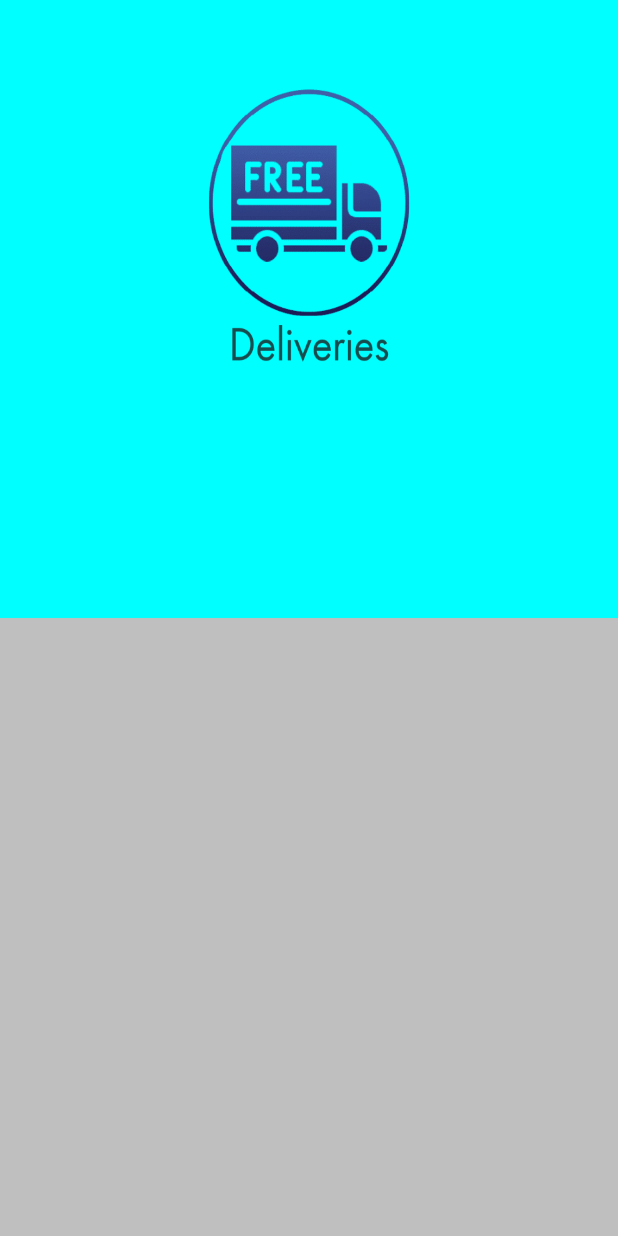
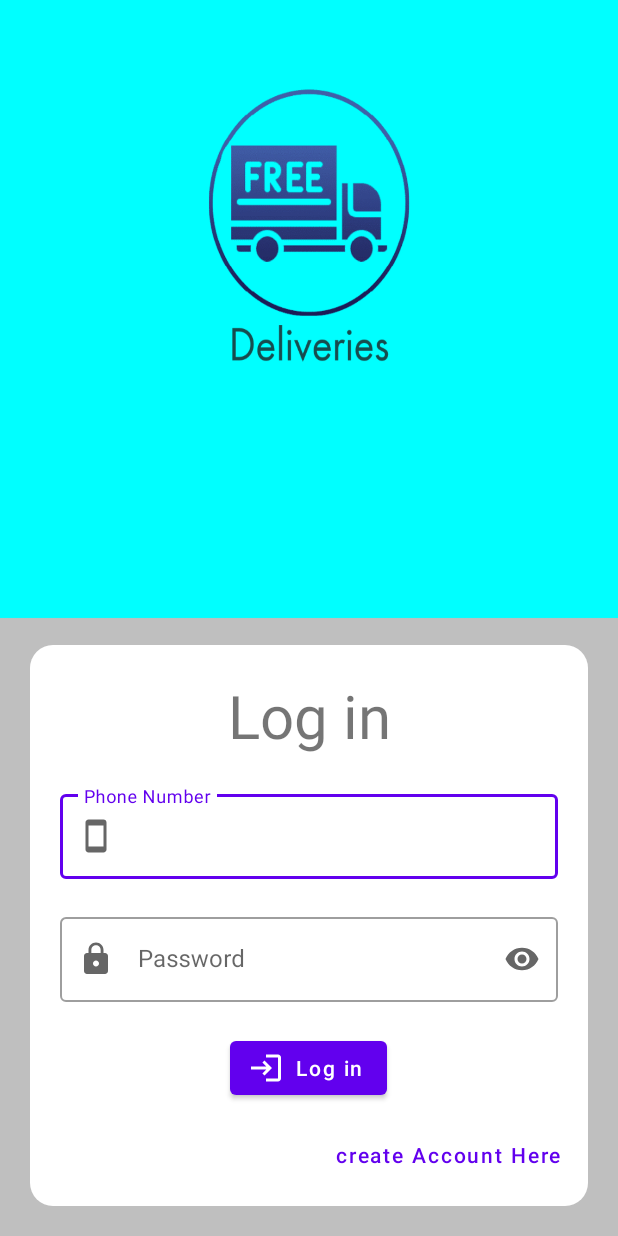
Before and after one commit to idavidkam/weDeliver, an Android app: the login screen opened directly, with no data from a screen before it, on a phone screen of 412 x 824 dp. Run offline under Robolectric (Android 15) with nearby library versions, the phone set to English and light mode, and no system bars.

Commit message:
add login page

```diff
--- a/app/src/main/java/app/shipcalc/MainActivity.kt
+++ b/app/src/main/java/app/shipcalc/MainActivity.kt
@@ -12,7 +12,7 @@ class MainActivity : AppCompatActivity() {
         supportActionBar?.hide()
 
         Handler().postDelayed({
-            val intent = Intent(this@MainActivity,HomeActivity::class.java)
+            val intent = Intent(this@MainActivity,login::class.java)
             startActivity(intent)
             finish()
         },1000)
--- /dev/null
+++ b/app/src/main/res/drawable/ic_baseline_lock_24.xml
@@ -0,0 +1,10 @@
+<vector xmlns:android="http://schemas.android.com/apk/res/android"
+    android:width="24dp"
+    android:height="24dp"
+    android:viewportWidth="24"
+    android:viewportHeight="24"
+    android:tint="?attr/colorControlNormal">
+  <path
+      android:fillColor="@android:color/white"
+      android:pathData="M18,8h-1L17,6c0,-2.76 -2.24,-5 -5,-5S7,3.24 7,6v2L6,8c-1.1,0 -2,0.9 -2,2v10c0,1.1 0.9,2 2,2h12c1.1,0 2,-0.9 2,-2L20,10c0,-1.1 -0.9,-2 -2,-2zM12,17c-1.1,0 -2,-0.9 -2,-2s0.9,-2 2,-2 2,0.9 2,2 -0.9,2 -2,2zM15.1,8L8.9,8L8.9,6c0,-1.71 1.39,-3.1 3.1,-3.1 1.71,0 3.1,1.39 3.1,3.1v2z"/>
+</vector>
--- /dev/null
+++ b/app/src/main/res/drawable/ic_baseline_login_24.xml
@@ -0,0 +1,10 @@
+<vector xmlns:android="http://schemas.android.com/apk/res/android"
+    android:width="24dp"
+    android:height="24dp"
+    android:viewportWidth="24"
+    android:viewportHeight="24"
+    android:tint="?attr/colorControlNormal">
+  <path
+      android:fillColor="@android:color/white"
+      android:pathData="M11,7L9.6,8.4l2.6,2.6H2v2h10.2l-2.6,2.6L11,17l5,-5L11,7zM20,19h-8v2h8c1.1,0 2,-0.9 2,-2V5c0,-1.1 -0.9,-2 -2,-2h-8v2h8V19z"/>
+</vector>
--- /dev/null
+++ b/app/src/main/res/drawable/ic_baseline_smartphone_24.xml
@@ -0,0 +1,10 @@
+<vector xmlns:android="http://schemas.android.com/apk/res/android"
+    android:width="24dp"
+    android:height="24dp"
+    android:viewportWidth="24"
+    android:viewportHeight="24"
+    android:tint="?attr/colorControlNormal">
+  <path
+      android:fillColor="@android:color/white"
+      android:pathData="M17,1.01L7,1c-1.1,0 -2,0.9 -2,2v18c0,1.1 0.9,2 2,2h10c1.1,0 2,-0.9 2,-2V3c0,-1.1 -0.9,-1.99 -2,-1.99zM17,19H7V5h10v14z"/>
+</vector>
--- /dev/null
+++ b/app/src/main/res/drawable/input_border.xml
@@ -0,0 +1,20 @@
+<?xml version="1.0" encoding="utf-8"?>
+<selector xmlns:android="http://schemas.android.com/apk/res/android">
+
+    <item android:state_enabled="true" android:state_focused="true">
+        <shape android:shape="rectangle">
+            <solid android:color="@color/MyColor"/>
+            <corners android:radius="10dp"/>
+            <stroke android:color="@color/purple_500" android:width="2dp"/>
+        </shape>
+    </item>
+
+    <item android:state_enabled="true">
+        <shape android:shape="rectangle">
+            <solid android:color="@color/MyColor"/>
+            <corners android:radius="10dp"/>
+            <stroke android:color="@color/cardview_dark_background" android:width="2dp"/>
+        </shape>
+    </item>
+
+</selector>
--- /dev/null
+++ b/app/src/main/res/drawable/login_signin_border.xml
@@ -0,0 +1,6 @@
+<?xml version="1.0" encoding="utf-8"?>
+<shape xmlns:android="http://schemas.android.com/apk/res/android" android:shape="rectangle">
+    <solid android:color="@android:color/white" />
+    <corners android:radius="15dp"/>
+    <padding android:bottom="10dp" android:left="10dp" android:right="10dp" android:top="10dp"/>
+</shape>
--- a/app/src/main/res/layout/activity_home.xml
+++ b/app/src/main/res/layout/activity_home.xml
@@ -6,5 +6,25 @@
     android:layout_height="match_parent"
     tools:context=".HomeActivity">
 
+    <TableLayout
+        android:layout_width="match_parent"
+        android:layout_height="match_parent"
+        android:layout_margin="30dp">
+
+            <com.google.android.material.textfield.TextInputLayout
+                android:id="@+id/tel"
+                android:layout_width="match_parent"
+                android:layout_height="wrap_content"
+                android:layout_marginStart="8dp"
+                android:layout_marginTop="8dp"
+                app:layout_constraintStart_toStartOf="parent"
+                app:layout_constraintTop_toTopOf="parent">
+
+                <com.google.android.material.textfield.TextInputEditText
+                    android:layout_width="match_parent"
+                    android:layout_height="wrap_content"
+                    android:hint="Phone Number" />
+            </com.google.android.material.textfield.TextInputLayout>
+    </TableLayout>
 
 </androidx.constraintlayout.widget.ConstraintLayout>
--- a/app/src/main/res/layout/activity_login.xml
+++ b/app/src/main/res/layout/activity_login.xml
@@ -1,12 +1,82 @@
 <?xml version="1.0" encoding="utf-8"?>
-<LinearLayout xmlns:android="http://schemas.android.com/apk/res/android"
+<RelativeLayout xmlns:android="http://schemas.android.com/apk/res/android"
     xmlns:app="http://schemas.android.com/apk/res-auto"
     xmlns:tools="http://schemas.android.com/tools"
     android:layout_width="match_parent"
     android:layout_height="match_parent"
-    android:orientation="vertical"
-    tools:context=".login"
-    android:background="@drawable/login_signin_background">
+    android:background="@drawable/login_signin_background"
+    tools:context=".login">
+
+    <LinearLayout
+        android:layout_width="match_parent"
+        android:layout_height="wrap_content"
+        android:layout_alignParentBottom="true"
+        android:layout_margin="20dp"
+        android:background="@drawable/login_signin_border"
+        android:orientation="vertical">
+
+        <TextView
+            android:layout_width="match_parent"
+            android:layout_height="wrap_content"
+            android:layout_margin="10dp"
+            android:gravity="center"
+            android:text="Log in"
+            android:textSize="40dp" />
+
+        <com.google.android.material.textfield.TextInputLayout
+            android:id="@+id/login_phone"
+            style="@style/Widget.MaterialComponents.TextInputLayout.OutlinedBox"
+            android:layout_width="match_parent"
+            android:layout_height="wrap_content"
+            android:layout_margin="10dp"
+            app:layout_constraintStart_toStartOf="parent"
+            app:layout_constraintTop_toTopOf="parent"
+            app:startIconDrawable="@drawable/ic_baseline_smartphone_24">
+
+            <com.google.android.material.textfield.TextInputEditText
+                android:layout_width="match_parent"
+                android:layout_height="wrap_content"
+                android:hint="Phone Number" />
+        </com.google.android.material.textfield.TextInputLayout>
+
+        <com.google.android.material.textfield.TextInputLayout
+            android:id="@+id/login_password"
+            style="@style/Widget.MaterialComponents.TextInputLayout.OutlinedBox"
+            android:layout_width="match_parent"
+            android:layout_height="wrap_content"
+            android:layout_margin="10dp"
+            app:endIconMode="password_toggle"
+            app:layout_constraintStart_toStartOf="parent"
+            app:layout_constraintTop_toTopOf="parent"
+            app:startIconDrawable="@drawable/ic_baseline_lock_24">
+
+            <com.google.android.material.textfield.TextInputEditText
+                android:layout_width="match_parent"
+                android:layout_height="wrap_content"
+                android:hint="Password"
+                android:inputType="textPassword" />
+        </com.google.android.material.textfield.TextInputLayout>
+
+        <Button
+            android:id="@+id/login_button"
+            style="@style/Widget.MaterialComponents.Button.Icon"
+            android:layout_width="wrap_content"
+            android:layout_gravity="center"
+            android:layout_height="wrap_content"
+            android:layout_margin="10dp"
+            android:text="Log in"
+            android:textAllCaps="false"
+            app:icon="@drawable/ic_baseline_login_24" />
+
+        <Button
+            android:id="@+id/create_account_Button"
+            style="@style/Widget.MaterialComponents.Button.TextButton"
+            android:layout_width="wrap_content"
+            android:layout_height="wrap_content"
+            android:text="create Account Here"
+            android:layout_gravity="end"
+            android:textAllCaps="false" />
+    </LinearLayout>
 
 
-</LinearLayout>
+</RelativeLayout>
```
